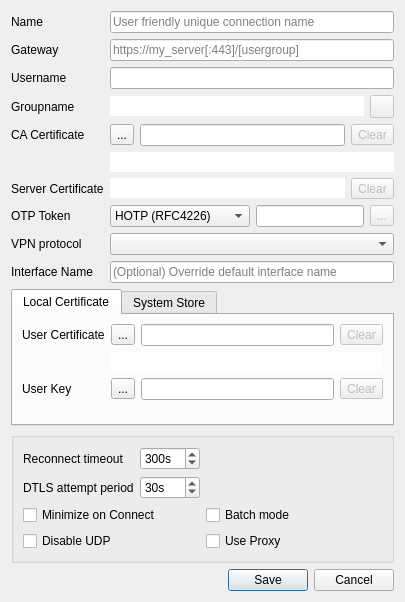
Before: the Qt Designer form src/dialog/editdialog.ui in maxsky/openconnect-gui, drawn with Qt 5.
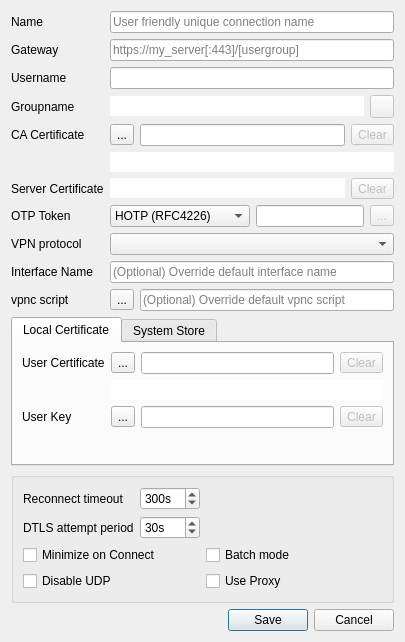
After: the same form once the commit is applied. Icons and pictures are not drawn.

Commit message: Added option to specify vpnc-script for profile

Patch:
```diff
--- a/src/dialog/editdialog.ui
+++ b/src/dialog/editdialog.ui
@@ -7,7 +7,7 @@
     <x>0</x>
     <y>0</y>
     <width>405</width>
-    <height>602</height>
+    <height>642</height>
    </rect>
   </property>
   <property name="windowTitle">
@@ -309,6 +309,39 @@
        </property>
       </widget>
      </item>
+     <item row="11" column="0">
+      <widget class="QLabel" name="vpncScriptLabel">
+       <property name="text">
+        <string>vpnc script</string>
+       </property>
+      </widget>
+     </item>
+     <item row="11" column="1">
+      <layout class="QHBoxLayout" name="vpncScriptLayout">
+       <item>
+        <widget class="QToolButton" name="vpncScriptButton">
+         <property name="text">
+          <string>...</string>
+         </property>
+        </widget>
+       </item>
+       <item>
+        <widget class="QLineEdit" name="vpncScriptEdit">
+         <property name="toolTip">
+          <string>Override default vpnc script.
+
+This can be useful in advanced scenarios, e.g. for setting up firewall 
+or routing rules.
+
+Leave blank for default.</string>
+         </property>
+         <property name="placeholderText">
+          <string>(Optional) Override default vpnc script</string>
+         </property>
+        </widget>
+       </item>
+      </layout>
+     </item>
     </layout>
    </item>
    <item>
```
The commit also changes 6 other files.
